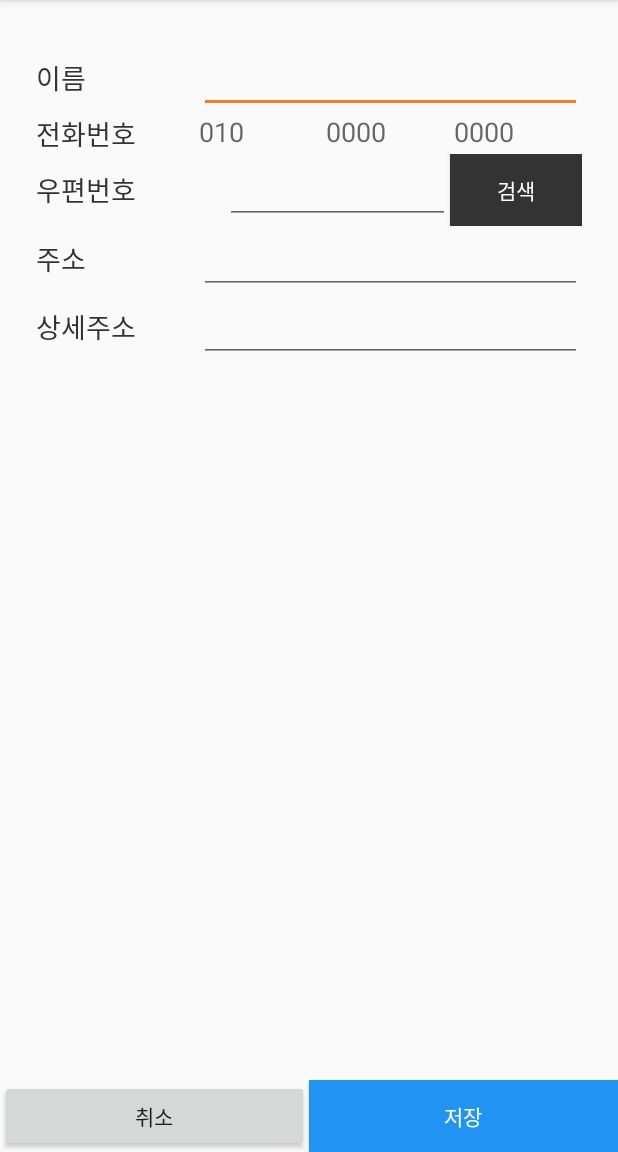
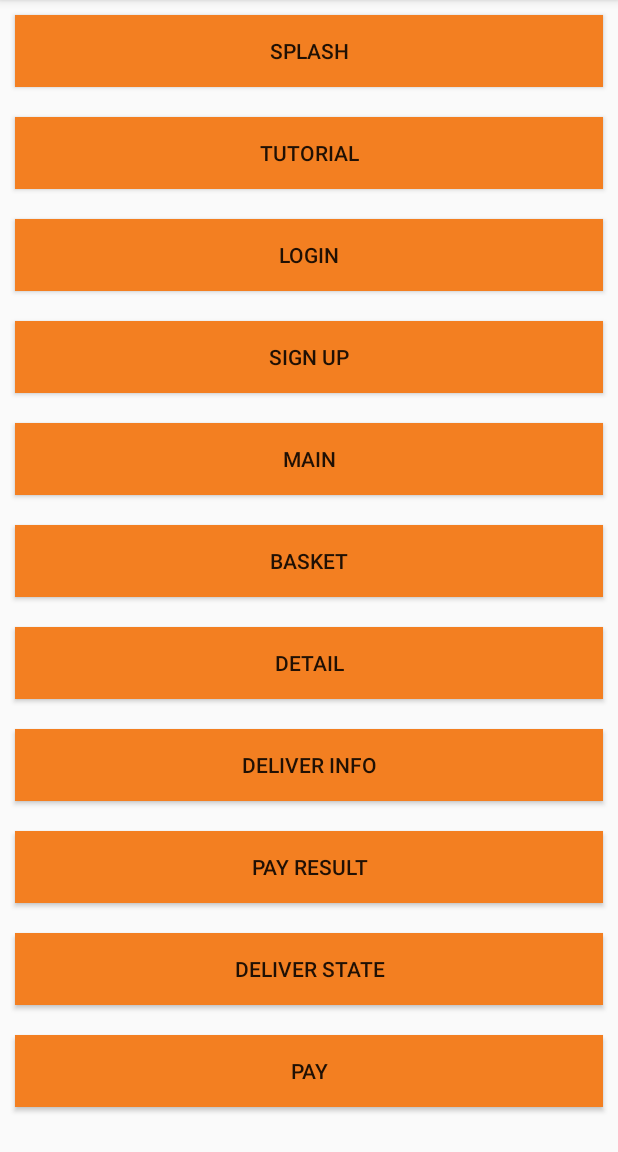
Before and after one commit to davkim1030/HomeDoctor, an Android app: the screen it shows after launch (MyPageActivity before the commit, TestActivity after it), on a phone screen of 412 x 824 dp, the part 84-1236 px from its top. Run offline under Robolectric (Android 15) with nearby library versions, the phone set to English and light mode, and no system bars.

Commit message:
Created TestActivity to test all pages - 각 페이지들을 확인하기 위한 TestActivity 생성 - LAUNCHER_ACTIVITY로 설정 - 스크롤뷰 안에 각 Activity 버튼들 생성하여 연결(수정 예정) - DetailActivity, DeliverStateActivity, PayActivity 추가 - 결제를 위해 BootPay 모듈 gradle에 추가

```diff
--- a/app/src/main/java/com/phirered2015/homedoctor/activity/MainActivity.java
+++ b/app/src/main/java/com/phirered2015/homedoctor/activity/MainActivity.java
@@ -20,6 +20,7 @@ public class MainActivity extends AppCompatActivity
     protected void onCreate(Bundle savedInstanceState) {
         super.onCreate(savedInstanceState);
         setContentView(R.layout.activity_main);
+        getSupportActionBar().setCustomView(R.layout.app_bar_main);
     }
     @Override
     public boolean onNavigationItemSelected(@NonNull MenuItem menuItem) {
--- a/app/src/main/java/com/phirered2015/homedoctor/activity/SplashActivity.java
+++ b/app/src/main/java/com/phirered2015/homedoctor/activity/SplashActivity.java
@@ -35,7 +35,7 @@ public class SplashActivity extends AppCompatActivity {
         // (임의로 출력 확인을 위해 적은것 뿐, 원래는 앱 로딩 끝나면 바로 넘어가게 되어있음)
         mHandler = new Handler();
         // mRunnable 내부 run() 실행하려면 기다려야 하는 delayMillis
-        mHandler.postDelayed(mRunnable, 3000);
+        mHandler.postDelayed(mRunnable, 2000);
     }
 
     @Override
--- /dev/null
+++ b/app/src/main/java/com/phirered2015/homedoctor/activity/TestActivity.java
@@ -0,0 +1,109 @@
+package com.phirered2015.homedoctor.activity;
+
+import android.content.Context;
+import android.content.Intent;
+import android.os.Bundle;
+import android.view.View;
+import android.widget.Button;
+
+import com.phirered2015.homedoctor.R;
+
+import androidx.annotation.Nullable;
+import androidx.appcompat.app.AppCompatActivity;
+
+public class TestActivity extends AppCompatActivity {
+    Context mContext;
+
+    Button[] btnList;
+    @Override
+    protected void onCreate(@Nullable Bundle savedInstanceState) {
+        super.onCreate(savedInstanceState);
+        setContentView(R.layout.activity_test);
+
+        mContext = this;
+        btnList = new Button[11];
+        btnList[0] = findViewById(R.id.btn_splash);
+        btnList[1] = findViewById(R.id.btn_tutorial);
+        btnList[2] = findViewById(R.id.btn_login);
+        btnList[3] = findViewById(R.id.btn_sign_up);
+        btnList[4] = findViewById(R.id.btn_main);
+        btnList[5] = findViewById(R.id.btn_basket);
+        btnList[6] = findViewById(R.id.btn_detail);
+        btnList[7] = findViewById(R.id.btn_deliver_info);
+        btnList[8] = findViewById(R.id.btn_pay_result);
+        btnList[9] = findViewById(R.id.btn_deliver_state);
+        btnList[10] = findViewById(R.id.btn_pay);
+
+
+        // onClickListener 설정
+        btnList[0].setOnClickListener(new View.OnClickListener() {
+            @Override
+            public void onClick(View view) {
+                startActivity(new Intent(mContext, SplashActivity.class));
+            }
+        });
+        btnList[1].setOnClickListener(new View.OnClickListener() {
+            @Override
+            public void onClick(View view) {
+                startActivity(new Intent(mContext, TutorialActivity.class));
+            }
+        });
+        btnList[2].setOnClickListener(new View.OnClickListener() {
+            @Override
+            public void onClick(View view) {
+                startActivity(new Intent(mContext, LoginActivity.class));
+            }
+        });
+        btnList[3].setOnClickListener(new View.OnClickListener() {
+            @Override
+            public void onClick(View view) {
+                startActivity(new Intent(mContext, SignUpActivity.class));
+            }
+        });
+        btnList[4].setOnClickListener(new View.OnClickListener() {
+            @Override
+            public void onClick(View view) {
+                startActivity(new Intent(mContext, MainActivity.class));
+            }
+        });
+        btnList[5].setOnClickListener(new View.OnClickListener() {
+            @Override
+            public void onClick(View view) {
+                startActivity(new Intent(mContext, BasketActivity.class));
+            }
+        });
+        btnList[6].setOnClickListener(new View.OnClickListener() {
+            @Override
+            public void onClick(View view) {
+                startActivity(new Intent(mContext, DetailActivity.class));
+            }
+        });
+        btnList[7].setOnClickListener(new View.OnClickListener() {
+            @Override
+            public void onClick(View view) {
+                startActivity(new Intent(mContext, PayInfoActivity.class));
+            }
+        });
+        btnList[8].setOnClickListener(new View.OnClickListener() {
+            @Override
+            public void onClick(View view) {
+                startActivity(new Intent(mContext, PaySuccessActivity.class));
+            }
+        });
+        btnList[9].setOnClickListener(new View.OnClickListener() {
+            @Override
+            public void onClick(View view) {
+                startActivity(new Intent(mContext, DeliverStateActivity.class));
+            }
+        });
+        btnList[10].setOnClickListener(new View.OnClickListener() {
+            @Override
+            public void onClick(View view) {
+                startActivity(new Intent(mContext, PayActivity.class));
+            }
+        });
+
+    }
+
+
+}
--- a/app/src/main/java/com/phirered2015/homedoctor/activity/TutorialActivity.java
+++ b/app/src/main/java/com/phirered2015/homedoctor/activity/TutorialActivity.java
@@ -72,7 +72,7 @@ public class TutorialActivity extends AppCompatActivity {
         tutorialItems.add(new TutorialItem(getDrawable(R.drawable.ic_launcher_background), "3"));
         tutorialItems.add(new TutorialItem(getDrawable(R.drawable.ic_launcher_background), "4"));
         tutorialItems.add(new TutorialItem(getDrawable(R.drawable.ic_launcher_background), "5"));
-        tutorialItems.add(new TutorialItem(getDrawable(R.drawable.ic_launcher_background), "시작하기->", SignUpActivity.class));
+        tutorialItems.add(new TutorialItem(getDrawable(R.drawable.ic_launcher_background), "시작하기->", LoginActivity.class));
     }
 
     // viewpager 초기화
--- /dev/null
+++ b/app/src/main/res/layout/activity_pay.xml
@@ -0,0 +1,6 @@
+<?xml version="1.0" encoding="utf-8"?>
+<LinearLayout xmlns:android="http://schemas.android.com/apk/res/android"
+    android:orientation="vertical" android:layout_width="match_parent"
+    android:layout_height="match_parent">
+
+</LinearLayout>
--- /dev/null
+++ b/app/src/main/res/layout/activity_test.xml
@@ -0,0 +1,91 @@
+<?xml version="1.0" encoding="utf-8"?>
+<ScrollView
+    xmlns:android="http://schemas.android.com/apk/res/android"
+    android:orientation="vertical"
+    android:layout_width="match_parent"
+    android:layout_height="match_parent">
+    <LinearLayout
+        android:orientation="vertical"
+        android:layout_width="match_parent"
+        android:layout_height="wrap_content">
+
+    <Button
+        android:id="@+id/btn_splash"
+        android:layout_width="match_parent"
+        android:layout_height="wrap_content"
+        android:layout_margin="10dp"
+        android:background="@color/colorAccent"
+        android:text="Splash"/>
+    <Button
+        android:id="@+id/btn_tutorial"
+        android:layout_width="match_parent"
+        android:layout_height="wrap_content"
+        android:layout_margin="10dp"
+        android:background="@color/colorAccent"
+        android:text="tutorial"/>
+    <Button
+        android:id="@+id/btn_login"
+        android:layout_width="match_parent"
+        android:layout_height="wrap_content"
+        android:layout_margin="10dp"
+        android:background="@color/colorAccent"
+        android:text="login"/>
+    <Button
+        android:id="@+id/btn_sign_up"
+        android:layout_width="match_parent"
+        android:layout_height="wrap_content"
+        android:layout_margin="10dp"
+        android:background="@color/colorAccent"
+        android:text="sign up"/>
+    <Button
+        android:id="@+id/btn_main"
+        android:layout_width="match_parent"
+        android:layout_height="wrap_content"
+        android:layout_margin="10dp"
+        android:background="@color/colorAccent"
+        android:text="main"/>
+    <Button
+        android:id="@+id/btn_basket"
+        android:layout_width="match_parent"
+        android:layout_height="wrap_content"
+        android:layout_margin="10dp"
+        android:background="@color/colorAccent"
+        android:text="basket"/>
+    <Button
+        android:id="@+id/btn_detail"
+        android:layout_width="match_parent"
+        android:layout_height="wrap_content"
+        android:layout_margin="10dp"
+        android:background="@color/colorAccent"
+        android:text="detail"/>
+    <Button
+        android:id="@+id/btn_deliver_info"
+        android:layout_width="match_parent"
+        android:layout_height="wrap_content"
+        android:layout_margin="10dp"
+        android:background="@color/colorAccent"
+        android:text="deliver info"/>
+    <Button
+        android:id="@+id/btn_pay_result"
+        android:layout_width="match_parent"
+        android:layout_height="wrap_content"
+        android:layout_margin="10dp"
+        android:background="@color/colorAccent"
+        android:text="pay result"/>
+    <Button
+        android:id="@+id/btn_deliver_state"
+        android:layout_width="match_parent"
+        android:layout_height="wrap_content"
+        android:layout_margin="10dp"
+        android:background="@color/colorAccent"
+        android:text="deliver state"/>
+    <Button
+        android:id="@+id/btn_pay"
+        android:layout_width="match_parent"
+        android:layout_height="wrap_content"
+        android:layout_margin="10dp"
+        android:background="@color/colorAccent"
+        android:text="pay"/>
+    </LinearLayout>
+
+</ScrollView>
--- a/build.gradle
+++ b/build.gradle
@@ -9,6 +9,8 @@ buildscript {
     dependencies {
         classpath 'com.android.tools.build:gradle:3.5.2'
         classpath 'com.google.gms:google-services:4.2.0'
+        def nav_version = "2.1.0-rc01"
+        classpath "androidx.navigation:navigation-safe-args-gradle-plugin:$nav_version"
 
         // NOTE: Do not place your application dependencies here; they belong
         // in the individual module build.gradle files
@@ -19,6 +21,7 @@ allprojects {
     repositories {
         google()
         jcenter()
+        maven { url 'https://jitpack.io' }
 
     }
 }
```
Also changed, not shown: app/build.gradle (+10 -5 lines), app/src/main/AndroidManifest.xml (+11 -1 lines), app/src/main/java/com/phirered2015/homedoctor/activity/DeliverStateActivity.java (added, +17 -0 lines), app/src/main/java/com/phirered2015/homedoctor/activity/DetailActivity.java (added, +17 -0 lines), app/src/main/java/com/phirered2015/homedoctor/activity/LoginActivity.java (+12 -3 lines), app/src/main/java/com/phirered2015/homedoctor/activity/PayActivity.java (added, +16 -0 lines), app/src/main/java/com/phirered2015/homedoctor/activity/SignUpActivity.java (+78 -1 lines), app/src/main/res/layout/activity_deliver_state.xml (added, +10 -0 lines), app/src/main/res/layout/activity_login.xml (+6 -6 lines), app/src/main/res/layout/activity_main.xml (+4 -6 lines), app/src/main/res/layout/activity_sign_up.xml (+7 -0 lines), app/src/main/res/values/strings.xml (+8 -0 lines).
